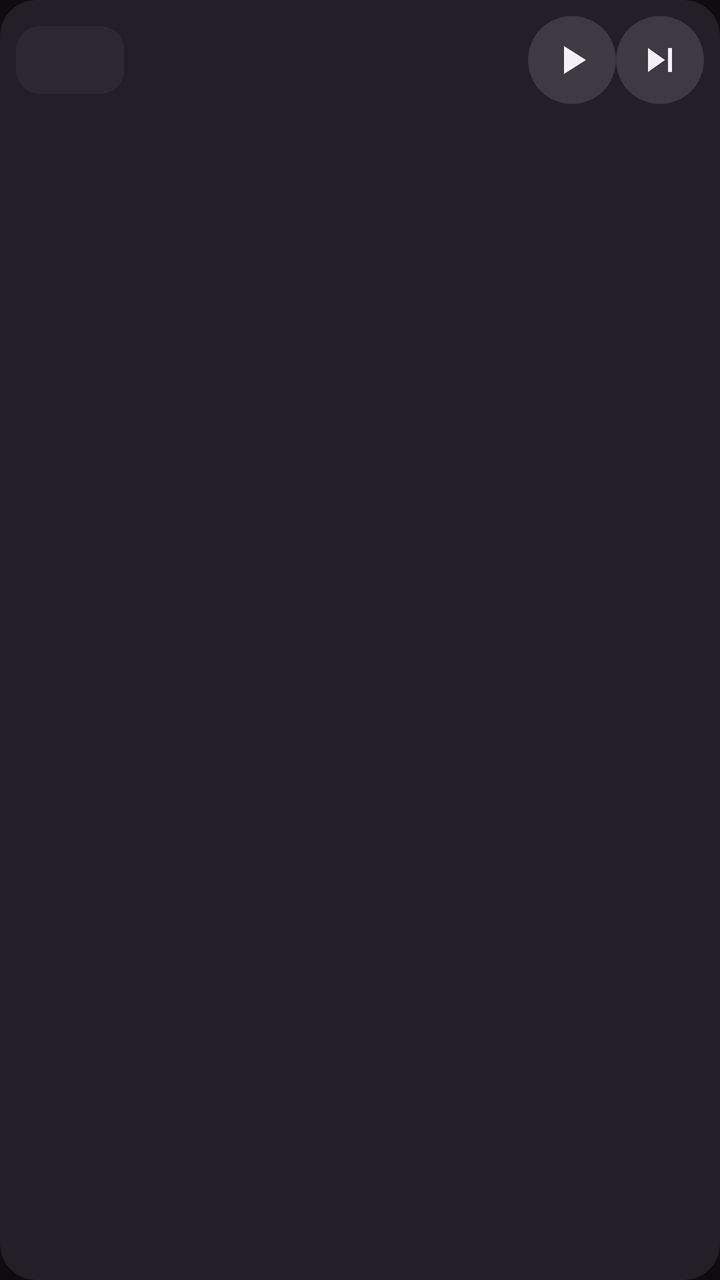
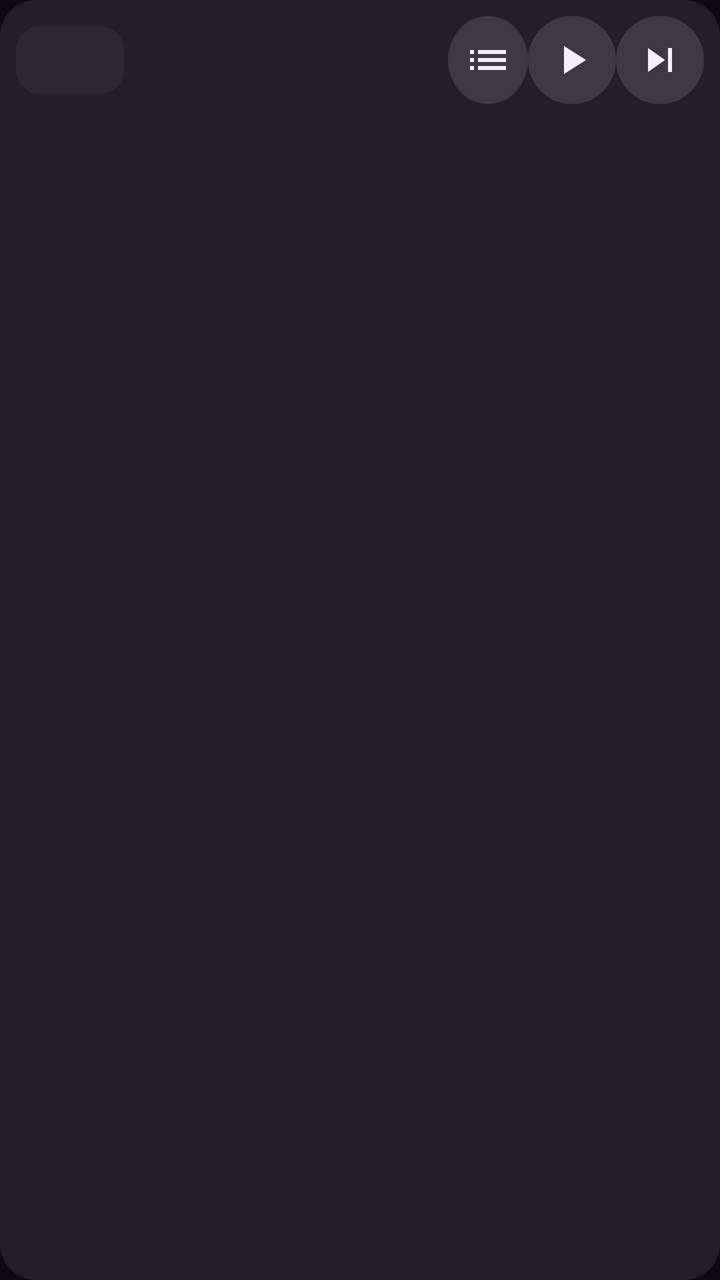

Before-and-after screenshots of an Android layout around one commit, followed by the original layout XML and the change that was made.
<!-- AndroidManifest.xml: application theme Theme.BiliListen -->
<!-- res/layout/view_mini_player.xml -->
<?xml version="1.0" encoding="utf-8"?>
<com.google.android.material.card.MaterialCardView xmlns:android="http://schemas.android.com/apk/res/android"
    xmlns:app="http://schemas.android.com/apk/res-auto"
    android:id="@+id/mini_root"
    android:layout_width="match_parent"
    android:layout_height="wrap_content"
    android:layout_marginHorizontal="8dp"
    android:layout_marginBottom="8dp"
    app:cardBackgroundColor="@color/surface_high"
    app:cardCornerRadius="18dp"
    app:cardElevation="0dp"
    app:strokeWidth="0dp">

    <LinearLayout
        android:layout_width="match_parent"
        android:layout_height="wrap_content"
        android:gravity="center_vertical"
        android:orientation="horizontal"
        android:padding="8dp">

        <com.google.android.material.imageview.ShapeableImageView
            android:id="@+id/mini_cover"
            android:layout_width="54dp"
            android:layout_height="34dp"
            android:scaleType="fitCenter"
            android:background="@color/surface_higher"
            app:shapeAppearanceOverlay="@style/ShapeAppearance.BiliListen.SmallCover" />

        <LinearLayout
            android:layout_width="0dp"
            android:layout_height="wrap_content"
            android:layout_marginStart="12dp"
            android:layout_weight="1"
            android:orientation="vertical">

            <TextView
                android:id="@+id/mini_title"
                android:layout_width="match_parent"
                android:layout_height="wrap_content"
                android:ellipsize="marquee"
                android:singleLine="true"
                android:textColor="@color/on_bg"
                android:textSize="14sp"
                android:textStyle="bold" />

            <TextView
                android:id="@+id/mini_artist"
                android:layout_width="match_parent"
                android:layout_height="wrap_content"
                android:layout_marginTop="2dp"
                android:ellipsize="end"
                android:singleLine="true"
                android:textColor="@color/on_bg_dim"
                android:textSize="11sp" />
        </LinearLayout>

        <ImageButton
            android:id="@+id/mini_play"
            android:layout_width="44dp"
            android:layout_height="44dp"
            android:background="@drawable/bg_circle"
            android:contentDescription="@string/mini_play"
            android:padding="10dp"
            android:src="@drawable/ic_play"
            app:tint="@color/on_bg" />

        <ImageButton
            android:id="@+id/mini_next"
            android:layout_width="44dp"
            android:layout_height="44dp"
            android:background="@drawable/bg_circle"
            android:contentDescription="下一首"
            android:padding="11dp"
            android:src="@drawable/ic_next"
            app:tint="@color/on_bg" />
    </LinearLayout>

</com.google.android.material.card.MaterialCardView>
<!-- resources referenced by this layout -->
<resources>
  <color name="on_bg">#F4F0F7</color>
  <color name="on_bg_dim">#A69FB2</color>
  <color name="surface_high">#221F29</color>
  <color name="surface_higher">#2C2833</color>
  <!-- drawable bg_circle (drawable) -->
  <?xml version="1.0" encoding="utf-8"?>
  <ripple xmlns:android="http://schemas.android.com/apk/res/android"
      android:color="#33FB7299">
      <item>
          <shape android:shape="oval">
              <solid android:color="#1FFFFFFF" />
          </shape>
      </item>
  </ripple>
  <!-- drawable ic_next (drawable) -->
  <vector xmlns:android="http://schemas.android.com/apk/res/android"
      android:width="24dp" android:height="24dp"
      android:viewportWidth="24" android:viewportHeight="24"
      android:tint="@android:color/white">
      <path android:fillColor="@android:color/white" android:pathData="M6,18l8.5,-6L6,6v12zM16,6v12h2V6h-2z" />
  </vector>
  <!-- drawable ic_play (drawable) -->
  <vector xmlns:android="http://schemas.android.com/apk/res/android"
      android:width="24dp" android:height="24dp"
      android:viewportWidth="24" android:viewportHeight="24"
      android:tint="@android:color/white">
      <path android:fillColor="@android:color/white" android:pathData="M8,5v14l11,-7z" />
  </vector>
  <string name="mini_play">播放</string>
  <style name="ShapeAppearance.BiliListen.SmallCover" parent="">
          <item name="cornerFamily">rounded</item>
          <item name="cornerSize">12dp</item>
      </style>
  <style name="Theme.BiliListen" parent="Theme.Material3.Dark.NoActionBar">
          <item name="colorPrimary">@color/bili_pink</item>
          <item name="colorOnPrimary">#2A0A14</item>
          <item name="colorPrimaryContainer">#4A1727</item>
          <item name="colorOnPrimaryContainer">#FFD9E4</item>
          <item name="colorSecondary">@color/bili_blue</item>
          <item name="colorOnSecondary">#00161F</item>
          <item name="colorSecondaryContainer">#0E3D52</item>
          <item name="colorOnSecondaryContainer">#C4E9FA</item>
          <item name="android:colorBackground">@color/bg</item>
          <item name="colorSurface">@color/surface</item>
          <item name="colorSurfaceVariant">@color/surface_high</item>
          <item name="colorSurfaceContainer">@color/surface</item>
          <item name="colorSurfaceContainerHigh">@color/surface_high</item>
          <item name="colorOnSurface">@color/on_bg</item>
          <item name="colorOnSurfaceVariant">@color/on_bg_dim</item>
          <item name="android:statusBarColor">@android:color/transparent</item>
          <item name="android:navigationBarColor">@android:color/transparent</item>
          <item name="android:windowLightStatusBar">false</item>
          <item name="android:windowLightNavigationBar">false</item>
          <item name="android:textColorPrimary">@color/on_bg</item>
      </style>
  <color name="bili_pink">#FB7299</color>
  <color name="bili_blue">#23ADE5</color>
  <color name="bg">#0E0C11</color>
  <color name="surface">#17151C</color>
</resources>

<!-- the commit's change to res/layout/view_mini_player.xml (unified diff, before → after) -->
@@ -55,6 +55,16 @@
         </LinearLayout>
 
         <ImageButton
+            android:id="@+id/mini_queue"
+            android:layout_width="40dp"
+            android:layout_height="44dp"
+            android:background="@drawable/bg_circle"
+            android:contentDescription="播放列表"
+            android:padding="10dp"
+            android:src="@drawable/ic_queue"
+            app:tint="@color/on_bg" />
+
+        <ImageButton
             android:id="@+id/mini_play"
             android:layout_width="44dp"
             android:layout_height="44dp"
<!-- resource entries referenced after the edit -->
@@ -27,6 +27,13 @@
       android:viewportWidth="24" android:viewportHeight="24"
       android:tint="@android:color/white">
       <path android:fillColor="@android:color/white" android:pathData="M8,5v14l11,-7z" />
+  </vector>
+  <!-- drawable ic_queue (drawable) -->
+  <vector xmlns:android="http://schemas.android.com/apk/res/android"
+      android:width="24dp" android:height="24dp"
+      android:viewportWidth="24" android:viewportHeight="24"
+      android:tint="@android:color/white">
+      <path android:fillColor="@android:color/white" android:pathData="M3,13h2v-2H3v2zM3,17h2v-2H3v2zM3,9h2V7H3v2zM7,13h14v-2H7v2zM7,17h14v-2H7v2zM7,7v2h14V7H7z" />
   </vector>
   <string name="mini_play">播放</string>
   <style name="ShapeAppearance.BiliListen.SmallCover" parent="">
